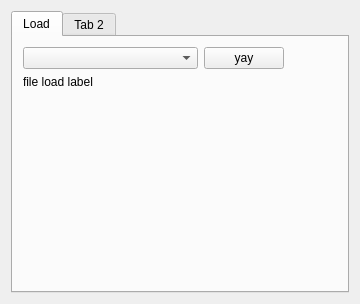
Qt form src/SideBar.ui (adickin/Md2-Viewer) before a commit.
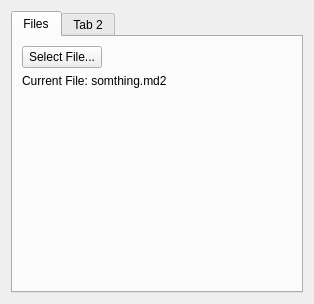
The same form after that commit.

Commit message: added in button to open files, currently working on displaying correctly

```diff
--- a/src/SideBar.ui
+++ b/src/SideBar.ui
@@ -6,7 +6,7 @@
    <rect>
     <x>0</x>
     <y>0</y>
-    <width>360</width>
+    <width>314</width>
     <height>304</height>
    </rect>
   </property>
@@ -19,8 +19,8 @@
   <property name="windowTitle">
    <string>SideBar</string>
   </property>
-  <layout class="QHBoxLayout" name="horizontalLayout">
-   <item>
+  <layout class="QGridLayout" name="gridLayout">
+   <item row="0" column="0">
     <widget class="QTabWidget" name="tabWidget">
      <property name="currentIndex">
       <number>0</number>
@@ -30,51 +30,28 @@
        <bool>true</bool>
       </property>
       <attribute name="title">
-       <string>Load</string>
+       <string>Files</string>
       </attribute>
-      <widget class="QWidget" name="layoutWidget">
-       <property name="geometry">
-        <rect>
-         <x>10</x>
-         <y>10</y>
-         <width>276</width>
-         <height>56</height>
-        </rect>
-       </property>
        <layout class="QFormLayout" name="formLayout_2">
         <item row="0" column="0">
          <layout class="QFormLayout" name="formLayout">
-          <property name="fieldGrowthPolicy">
-           <enum>QFormLayout::AllNonFixedFieldsGrow</enum>
-          </property>
           <item row="0" column="0">
-           <widget class="QComboBox" name="comboBox">
-            <property name="minimumSize">
-             <size>
-              <width>175</width>
-              <height>0</height>
-             </size>
-            </property>
-           </widget>
-          </item>
-          <item row="0" column="1">
-           <widget class="QPushButton" name="pushButton">
+          <widget class="QPushButton" name="md2OpenButton">
             <property name="text">
-             <string>yay</string>
-            </property>
-           </widget>
-          </item>
-         </layout>
+            <string>Select File...</string>
+           </property>
+          </widget>
         </item>
         <item row="1" column="0">
-         <widget class="QLabel" name="wFileLoadLabel">
+          <widget class="QLabel" name="currentMd2File">
           <property name="text">
-           <string>file load label</string>
+            <string>Current File: somthing.md2</string>
           </property>
          </widget>
         </item>
        </layout>
-      </widget>
+       </item>
+      </layout>
      </widget>
      <widget class="QWidget" name="tab_2">
       <attribute name="title">
```
Lines whose indentation alone changed are shown as unchanged. The commit also changes 9 other files.
